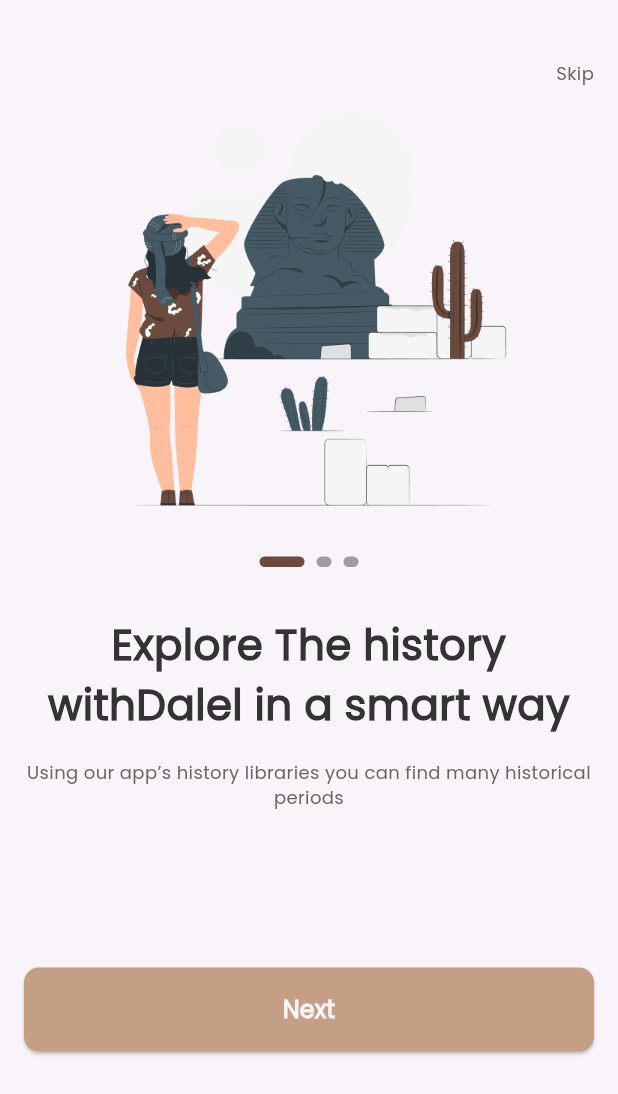
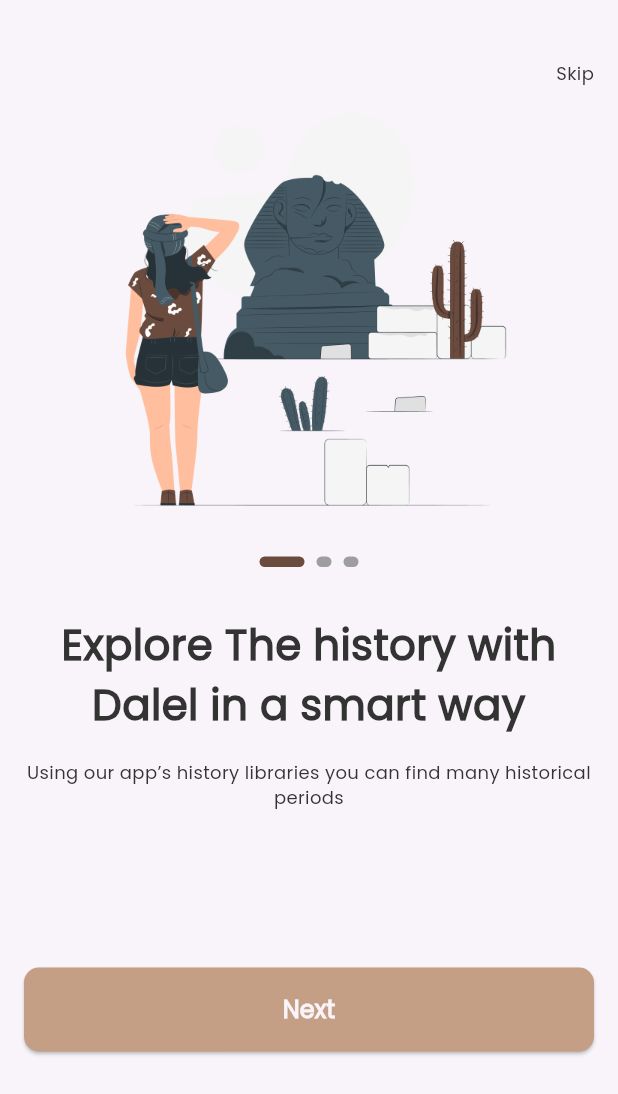
Before and after one commit to mostafanagy0/dalel, a Flutter app: the screen it shows after launch, on a phone screen of 412 x 824 dp. Shown: the top 1094 px of the screen. Run offline on Flutter 3.47's test engine with Material 3 defaults, Android fonts, the phone set to English and light mode, and no system bars; drawn by our look-alikes of smooth_page_indicator; our stand-ins replace go_router.

Commit message:
fenish on bording

```diff
--- a/lib/core/routes/App_Router.dart
+++ b/lib/core/routes/App_Router.dart
@@ -1,3 +1,5 @@
+import 'package:dalel/feature/auth/presentation/views/signIn_view.dart';
+import 'package:dalel/feature/auth/presentation/views/signUp_View.dart';
 import 'package:dalel/feature/on_bording/presentation/views/on_bording_view.dart';
 import 'package:dalel/feature/splash/presentation/views/splash%20_view.dart';
 import 'package:go_router/go_router.dart';
@@ -12,5 +14,13 @@ final GoRouter router = GoRouter(
       path: "/onBording",
       builder: (context, state) => const OnBordingView(),
     ),
+    GoRoute(
+      path: "/signUp",
+      builder: (context, state) => const SignUpView(),
+    ),
+    GoRoute(
+      path: "/signIn",
+      builder: (context, state) => const SignInView(),
+    ),
   ],
 );
--- a/lib/core/utils/app_text_style.dart
+++ b/lib/core/utils/app_text_style.dart
@@ -17,7 +17,7 @@ abstract class CustomtextStyles {
   static final poppins400style12 = TextStyle(
     fontSize: 12,
     fontWeight: FontWeight.w400,
-    color: AppColors.deepGrey,
+    color: AppColors.black,
     fontFamily: "Poppins",
   );
 }
--- a/lib/core/widgets/custom_buttom.dart
+++ b/lib/core/widgets/custom_buttom.dart
@@ -3,16 +3,18 @@ import 'package:dalel/core/utils/app_text_style.dart';
 import 'package:flutter/material.dart';
 
 class CustomButtom extends StatelessWidget {
-  const CustomButtom({super.key, this.color, required this.text});
+  const CustomButtom(
+      {super.key, this.color, required this.text, this.onPressed});
   final Color? color;
   final String text;
+  final VoidCallback? onPressed;
   @override
   Widget build(BuildContext context) {
     return SizedBox(
       width: double.infinity,
       height: 56,
       child: ElevatedButton(
-        onPressed: () {},
+        onPressed: onPressed,
         style: ElevatedButton.styleFrom(
             backgroundColor: color ?? AppColors.primaryColor,
             shape: RoundedRectangleBorder(
--- a/lib/feature/on_bording/presentation/views/Widgets/custom_nav_bar.dart
+++ b/lib/feature/on_bording/presentation/views/Widgets/custom_nav_bar.dart
@@ -5,16 +5,20 @@ import 'package:flutter/material.dart';
 class CustomNavBar extends StatelessWidget {
   const CustomNavBar({
     super.key,
+    required this.onTap,
   });
-
+  final VoidCallback onTap;
   @override
   Widget build(BuildContext context) {
     return Align(
       alignment: Alignment.centerRight,
-      child: Text(
-        AppStrings.skip,
-        style: CustomtextStyles.poppins400style12
-            .copyWith(fontWeight: FontWeight.w400),
+      child: GestureDetector(
+        onTap: onTap,
+        child: Text(
+          AppStrings.skip,
+          style: CustomtextStyles.poppins400style12
+              .copyWith(fontWeight: FontWeight.w400),
+        ),
       ),
     );
   }
--- /dev/null
+++ b/lib/feature/on_bording/presentation/views/Widgets/get_bottons.dart
@@ -0,0 +1,51 @@
+import 'package:dalel/core/func/navigation.dart';
+import 'package:dalel/core/utils/App_Strings.dart';
+import 'package:dalel/core/utils/app_text_style.dart';
+import 'package:dalel/core/widgets/custom_buttom.dart';
+import 'package:dalel/feature/on_bording/data/models/on_bording_model.dart';
+import 'package:flutter/material.dart';
+
+class GetButtons extends StatelessWidget {
+  const GetButtons(
+      {super.key, required this.currentIndex, required this.controller});
+
+  final int currentIndex;
+  final PageController controller;
+  @override
+  Widget build(BuildContext context) {
+    if (currentIndex == onbordingData.length - 1) {
+      return Column(
+        children: [
+          CustomButtom(
+            text: AppStrings.createAccount,
+            onPressed: () {
+              customReplacementNavigate(context, '/signUp');
+            },
+          ),
+          const SizedBox(
+            height: 16,
+          ),
+          GestureDetector(
+            onTap: () {
+              customReplacementNavigate(context, '/signIn');
+            },
+            child: Text(
+              AppStrings.loginNow,
+              style: CustomtextStyles.poppins400style12
+                  .copyWith(fontSize: 16, fontWeight: FontWeight.bold),
+            ),
+          )
+        ],
+      );
+    } else {
+      return CustomButtom(
+        text: AppStrings.next,
+        onPressed: () {
+          controller.nextPage(
+              duration: const Duration(milliseconds: 200),
+              curve: Curves.bounceIn);
+        },
+      );
+    }
+  }
+}
--- a/lib/feature/on_bording/presentation/views/Widgets/onBording_Widget_Body.dart
+++ b/lib/feature/on_bording/presentation/views/Widgets/onBording_Widget_Body.dart
@@ -1,29 +1,32 @@
-import 'package:dalel/core/utils/app_assets.dart';
 import 'package:dalel/core/utils/app_text_style.dart';
+import 'package:dalel/feature/on_bording/data/models/on_bording_model.dart';
 import 'package:dalel/feature/on_bording/presentation/views/Widgets/custom_smoothpage_indicator.dart';
 import 'package:flutter/material.dart';
 
 class OnBordingWidgetBody extends StatelessWidget {
-  OnBordingWidgetBody({super.key});
-  final PageController _controller = PageController();
+  const OnBordingWidgetBody(
+      {super.key, required this.controller, this.onPageChanged});
 
+  final PageController controller;
+  final Function(int)? onPageChanged;
   @override
   Widget build(BuildContext context) {
     return SizedBox(
       height: 500,
       child: PageView.builder(
-          controller: _controller,
-          itemCount: 3,
+          onPageChanged: onPageChanged,
+          controller: controller,
+          itemCount: onbordingData.length,
           itemBuilder: (context, index) {
             return Column(
               children: [
                 Container(
                   height: 290,
                   width: 343,
-                  decoration: const BoxDecoration(
+                  decoration: BoxDecoration(
                     image: DecorationImage(
                         image: AssetImage(
-                          Assets.assetsImagesOnBoarding1,
+                          onbordingData[index].imagePath,
                         ),
                         fit: BoxFit.fill),
                   ),
@@ -31,12 +34,12 @@ class OnBordingWidgetBody extends StatelessWidget {
                 const SizedBox(
                   height: 24,
                 ),
-                CustomSmoothPageIndecator(controller: _controller),
+                CustomSmoothPageIndecator(controller: controller),
                 const SizedBox(
                   height: 32,
                 ),
                 Text(
-                  'Explore The history withDalel in a smart way',
+                  onbordingData[index].titel,
                   style: CustomtextStyles.poppins600style28
                       .copyWith(fontWeight: FontWeight.bold),
                   textAlign: TextAlign.center,
@@ -47,7 +50,7 @@ class OnBordingWidgetBody extends StatelessWidget {
                   height: 16,
                 ),
                 Text(
-                  'Using our app’s history libraries you can find many historical periods ',
+                  onbordingData[index].subTitel,
                   style: CustomtextStyles.poppins400style12,
                   textAlign: TextAlign.center,
                   maxLines: 2,
--- a/lib/feature/on_bording/presentation/views/on_bording_view.dart
+++ b/lib/feature/on_bording/presentation/views/on_bording_view.dart
@@ -1,11 +1,19 @@
-import 'package:dalel/core/utils/App_Strings.dart';
-import 'package:dalel/core/widgets/custom_buttom.dart';
+import 'package:dalel/core/func/navigation.dart';
 import 'package:dalel/feature/on_bording/presentation/views/Widgets/custom_nav_bar.dart';
+import 'package:dalel/feature/on_bording/presentation/views/Widgets/get_bottons.dart';
 import 'package:dalel/feature/on_bording/presentation/views/Widgets/onBording_Widget_Body.dart';
 import 'package:flutter/material.dart';
 
-class OnBordingView extends StatelessWidget {
+class OnBordingView extends StatefulWidget {
   const OnBordingView({super.key});
+
+  @override
+  State<OnBordingView> createState() => _OnBordingViewState();
+}
+
+class _OnBordingViewState extends State<OnBordingView> {
+  final PageController _controller = PageController(initialPage: 0);
+  int currentIndex = 0;
 
   @override
   Widget build(BuildContext context) {
@@ -18,17 +26,23 @@ class OnBordingView extends StatelessWidget {
               const SizedBox(
                 height: 40,
               ),
-              const CustomNavBar(),
-              OnBordingWidgetBody(),
+              CustomNavBar(
+                onTap: () {
+                  customReplacementNavigate(context, '/signUp');
+                },
+              ),
+              OnBordingWidgetBody(
+                onPageChanged: (index) {
+                  setState(() {
+                    currentIndex = index;
+                  });
+                },
+                controller: _controller,
+              ),
               const SizedBox(
                 height: 88,
               ),
-              const CustomButtom(
-                text: AppStrings.next,
-              ),
-              const SizedBox(
-                height: 17,
-              )
+              GetButtons(currentIndex: currentIndex, controller: _controller)
             ],
           ),
         ),
```
Also changed, not shown: lib/feature/auth/presentation/views/signIn_view.dart (added, +10 -0 lines), lib/feature/auth/presentation/views/signUp_View.dart (added, +10 -0 lines).
